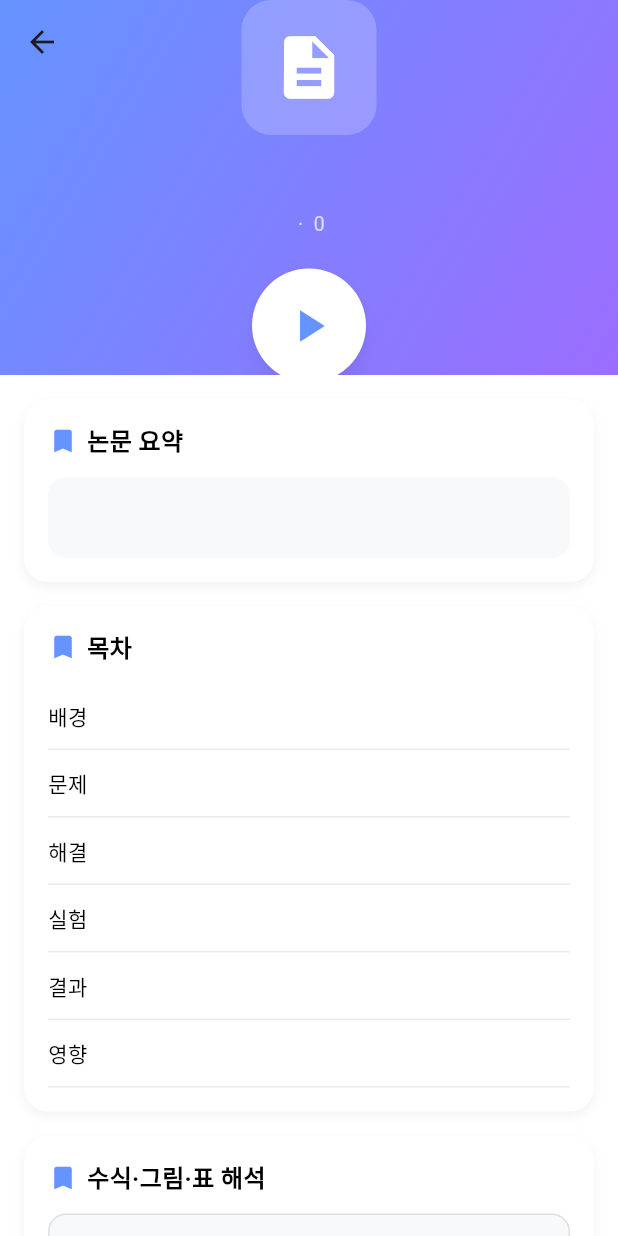
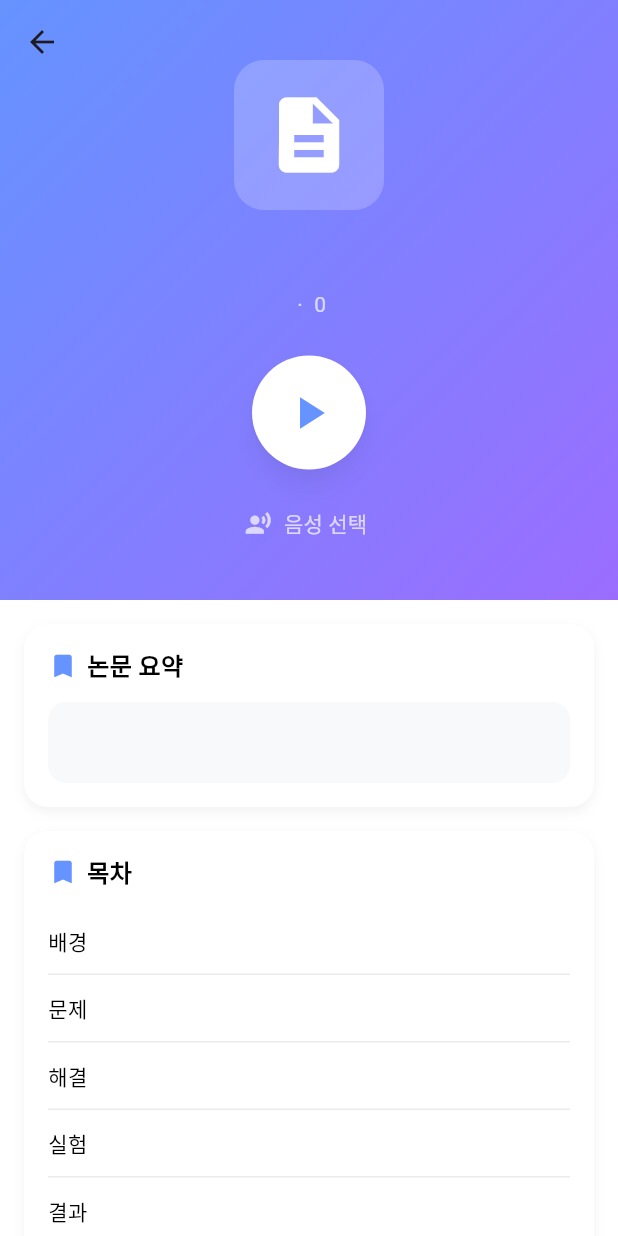
Before and after one commit to SSU-RSP/RSP-Frontend, a Flutter app: the PaperDetailScreen screen opened directly with empty values, on a phone screen of 412 x 824 dp. Run offline on Flutter 3.47's test engine with Material 3 defaults, Android fonts, the light colour scheme and no system bars.

Commit message:
결과 : 결과 페이지 오디오 상단 및 카드 디자인 변경

```diff
--- a/lib/features/Home/home_screen.dart
+++ b/lib/features/Home/home_screen.dart
@@ -1,5 +1,4 @@
 import 'package:flutter/material.dart';
-import '../List/list_screen.dart';
 import 'search_result_screen.dart';
 import '../../models/paper_item.dart';
 
--- a/lib/features/Home/paper_detail_screen.dart
+++ b/lib/features/Home/paper_detail_screen.dart
@@ -15,10 +15,10 @@ class PaperDetailScreen extends StatelessWidget {
     return Scaffold(
       body: CustomScrollView(
         slivers: [
-          // 상단 AppBar + 그라데이션
+          // 상단 AppBar + 오디오 플레이어
           SliverAppBar(
             pinned: true,
-            expandedHeight: 250,
+            expandedHeight: 400,
             flexibleSpace: FlexibleSpaceBar(
               background: Container(
                 decoration: const BoxDecoration(
@@ -28,64 +28,14 @@ class PaperDetailScreen extends StatelessWidget {
                     end: Alignment.bottomRight,
                   ),
                 ),
-                child: Column(
-                  mainAxisAlignment: MainAxisAlignment.center,
-                  children: [
-                    // 논문 아이콘
-                    Container(
-                      padding: const EdgeInsets.all(20),
-                      decoration: BoxDecoration(
-                        color: Colors.white.withOpacity(0.2),
-                        borderRadius: BorderRadius.circular(20),
-                      ),
-                      child: const Icon(Icons.description,
-                          color: Colors.white, size: 50),
-                    ),
-                    const SizedBox(height: 16),
-
-                    // 제목
-                    Text(
-                      paper.title,
-                      style: const TextStyle(
-                        fontSize: 18,
-                        fontWeight: FontWeight.bold,
-                        color: Colors.white,
-                      ),
-                      textAlign: TextAlign.center,
-                    ),
-                    const SizedBox(height: 8),
-
-                    // 저자 + 컨퍼런스
-                    Text(
-                      "${paper.authors} · ${paper.conference} ${paper.year}",
-                      style: const TextStyle(
-                        fontSize: 13,
-                        color: Colors.white70,
-                      ),
-                      textAlign: TextAlign.center,
-                    ),
-                    const SizedBox(height: 20),
-
-                    // 🔹 재생 버튼
-                    ElevatedButton(
-                      onPressed: () {},
-                      style: ElevatedButton.styleFrom(
-                        shape: const CircleBorder(),
-                        padding: const EdgeInsets.all(20),
-                        backgroundColor: Colors.white,
-                        shadowColor: Colors.black26,
-                        elevation: 6,
-                      ),
-                      child: const Icon(Icons.play_arrow,
-                          color: Color(0xFF6593FF), size: 36),
-                    ),
-                  ],
+                child: SafeArea(
+                  child: PaperAudioPlayer(paper: paper),
                 ),
               ),
             ),
           ),
 
-          // 본문 (카드 스타일)
+          // 🔹 본문 (카드 스타일)
           SliverToBoxAdapter(
             child: Padding(
               padding: const EdgeInsets.all(16),
@@ -97,12 +47,14 @@ class PaperDetailScreen extends StatelessWidget {
                     child: PaperSummarySection(summary: paper.summary),
                   ),
                   const SizedBox(height: 16),
+
                   _buildSectionCard(
                     context,
                     title: "목차",
                     child: const PaperTocSection(),
                   ),
                   const SizedBox(height: 16),
+
                   _buildSectionCard(
                     context,
                     title: "수식·그림·표 해석",
@@ -117,7 +69,7 @@ class PaperDetailScreen extends StatelessWidget {
     );
   }
 
-  // 카드 스타일 공통 위젯
+  // 🔹 카드 스타일 공통 위젯
   Widget _buildSectionCard(BuildContext context,
       {required String title, required Widget child}) {
     return Container(
--- a/lib/widgets/paper_audio_player.dart
+++ b/lib/widgets/paper_audio_player.dart
@@ -1,82 +1,111 @@
 // Description: 논문 오디오 플레이어 위젯
 import 'package:flutter/material.dart';
+import '../../models/paper_item.dart';
 
 class PaperAudioPlayer extends StatelessWidget {
-  final String title;
-  final String authors;
-  final String conference;
-  final int year;
+  final PaperItem paper;
 
-  const PaperAudioPlayer({
-    super.key,
-    required this.title,
-    required this.authors,
-    required this.conference,
-    required this.year,
-  });
+  const PaperAudioPlayer({super.key, required this.paper});
 
   @override
   Widget build(BuildContext context) {
     return Column(
+      mainAxisAlignment: MainAxisAlignment.start,
       children: [
-        /// 논문 메타정보
-        Column(
-          children: [
-            const Icon(Icons.insert_drive_file, size: 80, color: Colors.blue),
-            const SizedBox(height: 12),
+        const SizedBox(height: 40),
+
+        // 논문 아이콘
+        Container(
+          padding: const EdgeInsets.all(20),
+          decoration: BoxDecoration(
+            color: Colors.white.withOpacity(0.2),
+            borderRadius: BorderRadius.circular(20),
+          ),
+          child: const Icon(
+            Icons.description,
+            color: Colors.white,
+            size: 60,
+          ),
+        ),
+        const SizedBox(height: 16),
+
+        // 논문 제목
         Text(
-              title,
-              style: const TextStyle(fontSize: 18, fontWeight: FontWeight.bold),
+          paper.title,
+          style: const TextStyle(
+            fontSize: 20,
+            fontWeight: FontWeight.bold,
+            color: Colors.white,
+          ),
           textAlign: TextAlign.center,
         ),
+        const SizedBox(height: 8),
+
+        // 저자/컨퍼런스
         Text(
-              "$authors · $conference $year",
-              style: const TextStyle(fontSize: 14, color: Colors.black54),
+          "${paper.authors} · ${paper.conference} ${paper.year}",
+          style: const TextStyle(
+            fontSize: 14,
+            color: Colors.white70,
+          ),
           textAlign: TextAlign.center,
-            ),
-          ],
         ),
         const SizedBox(height: 24),
 
-        /// 컨트롤 버튼
-        Row(
-          mainAxisAlignment: MainAxisAlignment.center,
-          children: [
-            IconButton(
-              icon: const Icon(Icons.play_circle_fill,
-                  size: 56, color: Colors.blue),
+        // 재생 버튼
+        ElevatedButton(
           onPressed: () {
-                // TODO: Typecast API 연동
+            // TODO: 오디오 API 연동
           },
+          style: ElevatedButton.styleFrom(
+            shape: const CircleBorder(),
+            padding: const EdgeInsets.all(20),
+            backgroundColor: Colors.white,
+            shadowColor: Colors.black26,
+            elevation: 6,
           ),
-          ],
+          child: const Icon(
+            Icons.play_arrow,
+            color: Color(0xFF6593FF),
+            size: 36,
           ),
-        const SizedBox(height: 16),
+        ),
+        const SizedBox(height: 12),
 
-        /// 성별 선택 버튼
+        // 음성 선택 버튼
         TextButton.icon(
           onPressed: () {
             showModalBottomSheet(
               context: context,
+              shape: const RoundedRectangleBorder(
+                borderRadius: BorderRadius.vertical(
+                  top: Radius.circular(16),
+                ),
+              ),
               builder: (_) => Column(
                 mainAxisSize: MainAxisSize.min,
-                children: [
+                children: const [
                   ListTile(
-                    leading: const Icon(Icons.male),
-                    title: const Text("남성 음성"),
-                    onTap: () => Navigator.pop(context),
+                    leading: Icon(Icons.male),
+                    title: Text("남성 음성"),
                   ),
                   ListTile(
-                    leading: const Icon(Icons.female),
-                    title: const Text("여성 음성"),
-                    onTap: () => Navigator.pop(context),
+                    leading: Icon(Icons.female),
+                    title: Text("여성 음성"),
+                  ),
+                  ListTile(
+                    leading: Icon(Icons.list),
+                    title: Text("목차 음성"),
                   ),
                 ],
               ),
             );
           },
-          icon: const Icon(Icons.record_voice_over),
-          label: const Text("음성 선택"),
+          icon: const Icon(Icons.record_voice_over, color: Colors.white70),
+          label: const Text(
+            "음성 선택",
+            style: TextStyle(color: Colors.white70),
+          ),
         ),
       ],
     );
```
Lines whose indentation alone changed are shown as unchanged.
